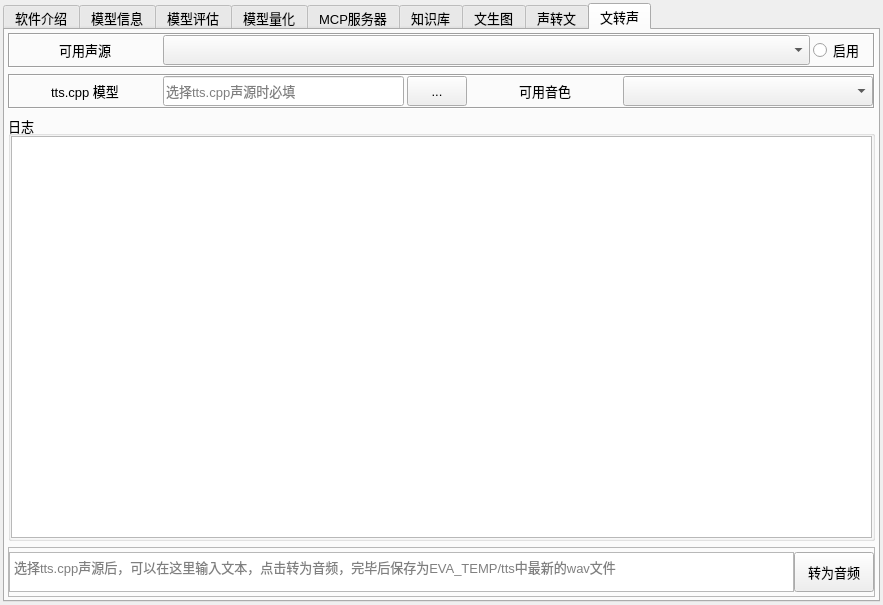
The window that src/expend/expend.ui (ylsdamxssjxxdd/eva) describes before a commit, drawn with Qt 5.
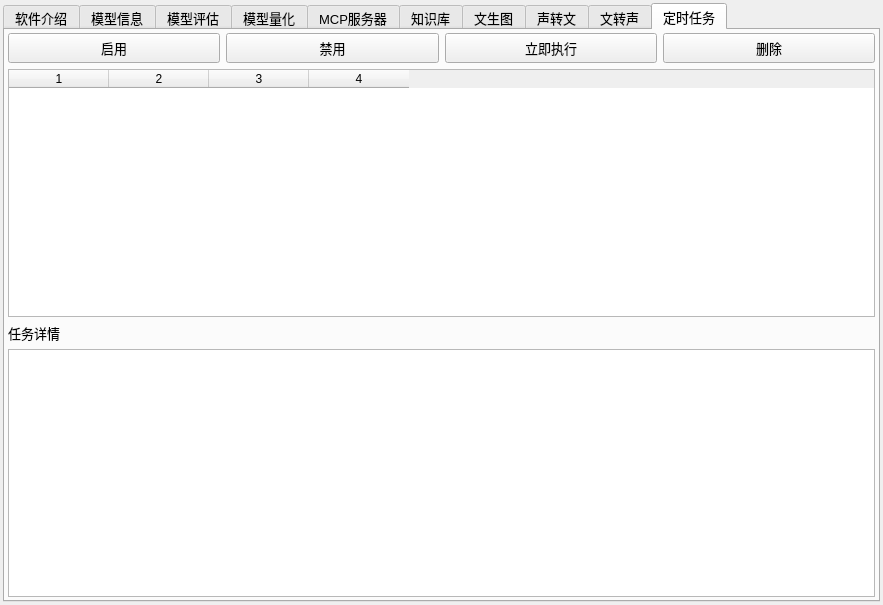
The same window after the commit. The open tabs and pages were chosen to show the change. Custom widgets are drawn as their Qt base class.

Commit message: 新增定时任务调度器与schedule_task工具

```diff
--- a/src/expend/expend.ui
+++ b/src/expend/expend.ui
@@ -3474,6 +3474,111 @@
        </item>
       </layout>
      </widget>
+     <widget class="QWidget" name="tab_9">
+      <attribute name="title">
+       <string>定时任务</string>
+      </attribute>
+      <layout class="QVBoxLayout" name="verticalLayout_schedule">
+       <property name="spacing">
+        <number>6</number>
+       </property>
+       <property name="leftMargin">
+        <number>3</number>
+       </property>
+       <property name="topMargin">
+        <number>3</number>
+       </property>
+       <property name="rightMargin">
+        <number>3</number>
+       </property>
+       <property name="bottomMargin">
+        <number>3</number>
+       </property>
+       <item>
+        <layout class="QHBoxLayout" name="horizontalLayout_schedule_buttons">
+         <property name="spacing">
+          <number>6</number>
+         </property>
+         <item>
+          <widget class="QPushButton" name="schedule_enable_button">
+           <property name="minimumSize">
+            <size>
+             <width>90</width>
+             <height>30</height>
+            </size>
+           </property>
+           <property name="text">
+            <string>启用</string>
+           </property>
+          </widget>
+         </item>
+         <item>
+          <widget class="QPushButton" name="schedule_disable_button">
+           <property name="minimumSize">
+            <size>
+             <width>90</width>
+             <height>30</height>
+            </size>
+           </property>
+           <property name="text">
+            <string>禁用</string>
+           </property>
+          </widget>
+         </item>
+         <item>
+          <widget class="QPushButton" name="schedule_run_button">
+           <property name="minimumSize">
+            <size>
+             <width>90</width>
+             <height>30</height>
+            </size>
+           </property>
+           <property name="text">
+            <string>立即执行</string>
+           </property>
+          </widget>
+         </item>
+         <item>
+          <widget class="QPushButton" name="schedule_remove_button">
+           <property name="minimumSize">
+            <size>
+             <width>90</width>
+             <height>30</height>
+            </size>
+           </property>
+           <property name="text">
+            <string>删除</string>
+           </property>
+          </widget>
+         </item>
+        </layout>
+       </item>
+       <item>
+        <widget class="QTableWidget" name="schedule_table">
+         <property name="columnCount">
+          <number>4</number>
+         </property>
+         <property name="rowCount">
+          <number>0</number>
+         </property>
+        </widget>
+       </item>
+       <item>
+        <widget class="QLabel" name="schedule_detail_label">
+         <property name="text">
+          <string>任务详情</string>
+         </property>
+        </widget>
+       </item>
+       <item>
+        <widget class="QPlainTextEdit" name="schedule_detail_text">
+         <property name="readOnly">
+          <bool>true</bool>
+         </property>
+        </widget>
+       </item>
+      </layout>
+     </widget>
     </widget>
    </item>
   </layout>
```
The commit also changes 36 other files.
